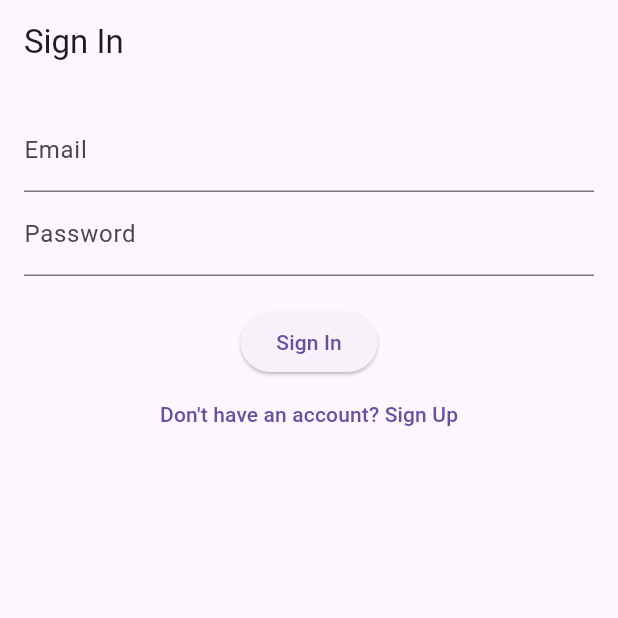
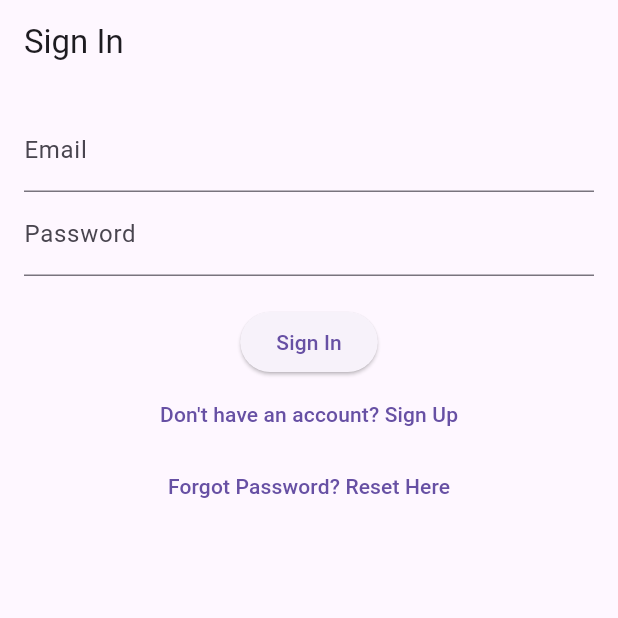
Before and after one commit to singhamritpal1919/Flutter-App, a Flutter app: the screen it shows after launch, on a phone screen of 412 x 824 dp, the top half of it. Run offline on Flutter 3.47's test engine with Material 3 defaults, Android fonts, the phone set to English and light mode, and no system bars; our stand-ins replace cloud_firestore, firebase_auth, firebase_core; accounts and stored records are empty.

Commit message:
Sign In Screen updated

```diff
--- a/lib/SignInScreen.dart
+++ b/lib/SignInScreen.dart
@@ -2,6 +2,7 @@
 import 'package:flutter/material.dart';
 import 'package:my_flutter_app/GroupCreationScreen.dart';
 import 'package:my_flutter_app/SignUpScreen.dart';
+import 'package:my_flutter_app/ResetPasswordScreen.dart';
 import 'auth_service.dart';
 
 class SignInScreen extends StatefulWidget {
@@ -62,6 +63,14 @@ class _SignInScreenState extends State<SignInScreen> {
               },
               child: Text('Don\'t have an account? Sign Up'),
             ),
+            TextButton(
+              onPressed: () {
+                Navigator.of(context).push(
+                  MaterialPageRoute(builder: (context) => ResetPasswordScreen()),
+                );
+              },
+              child: Text('Forgot Password? Reset Here'),
+            ),
           ],
         ),
       ),
```
